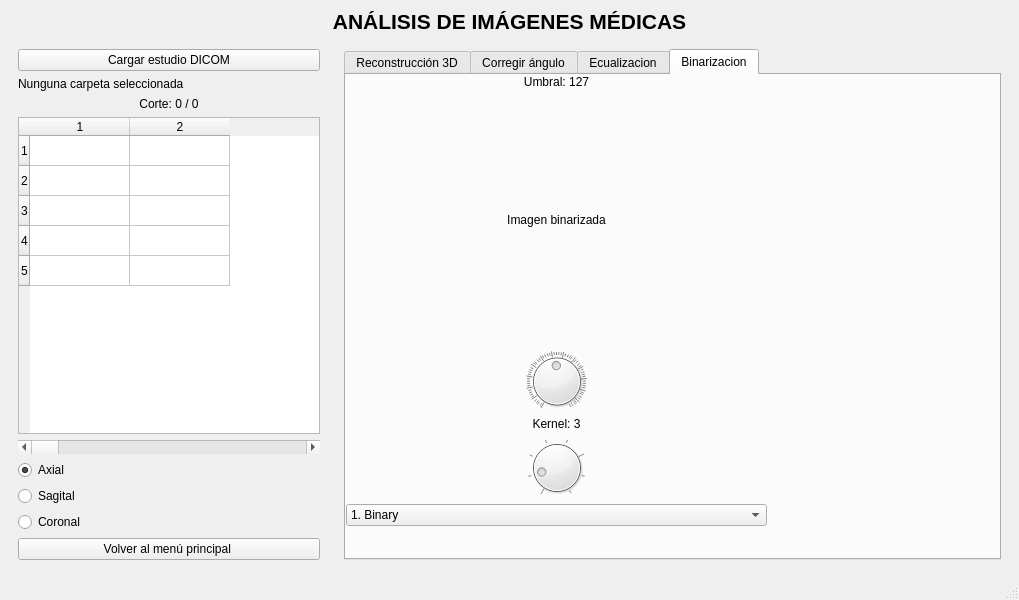
This is vista/ui/ventana_imagenes.ui in santiagoagudelo17-stack/neurolens as Qt 5 draws it before an edit. The edited form follows.
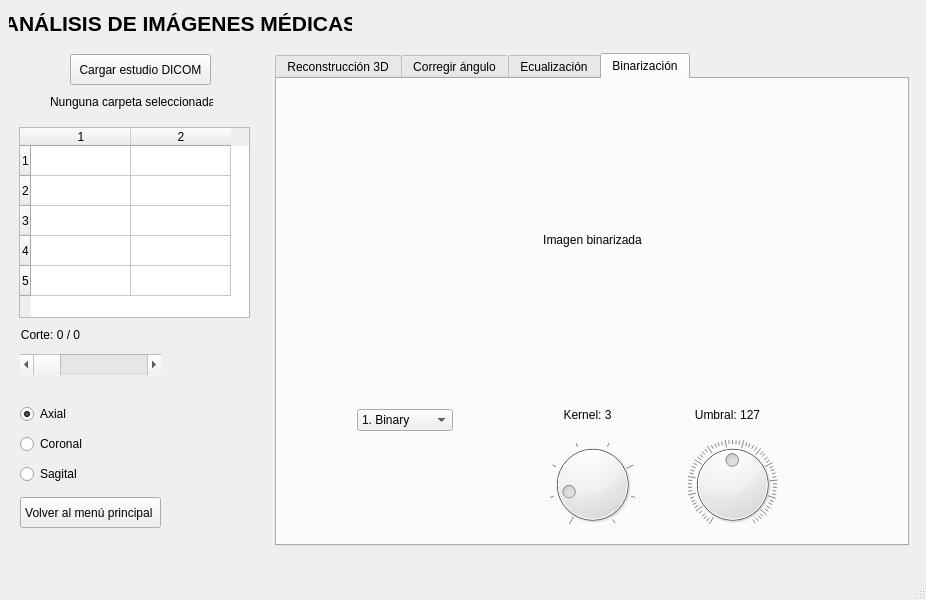
This is the edited form. The open tabs and pages were chosen to show the change.

Commit message: Completar integración inicial de la vista de imágenes DICOM

Patch:
```diff
--- a/vista/ui/ventana_imagenes.ui
+++ b/vista/ui/ventana_imagenes.ui
@@ -6,7 +6,7 @@
    <rect>
     <x>0</x>
     <y>0</y>
-    <width>1019</width>
+    <width>926</width>
     <height>600</height>
    </rect>
   </property>
@@ -14,9 +14,15 @@
    <string>MainWindow</string>
   </property>
   <widget class="QWidget" name="centralWidget">
-   <layout class="QVBoxLayout" name="verticalLayout_5">
-    <item>
      <widget class="QLabel" name="lbl_titulo">
+    <property name="geometry">
+     <rect>
+      <x>9</x>
+      <y>9</y>
+      <width>343</width>
+      <height>28</height>
+     </rect>
+    </property>
       <property name="font">
        <font>
         <pointsize>16</pointsize>
@@ -30,8 +36,15 @@
        <set>Qt::AlignmentFlag::AlignCenter</set>
       </property>
      </widget>
-    </item>
-    <item>
+   <widget class="QWidget" name="">
+    <property name="geometry">
+     <rect>
+      <x>10</x>
+      <y>44</y>
+      <width>908</width>
+      <height>511</height>
+     </rect>
+    </property>
      <layout class="QHBoxLayout" name="horizontalLayout">
       <item>
        <widget class="QWidget" name="panelIzquierdo" native="true">
@@ -47,23 +60,41 @@
           <height>16777215</height>
          </size>
         </property>
-        <layout class="QVBoxLayout" name="verticalLayout">
-         <item>
           <widget class="QPushButton" name="btnCargarCarpeta">
+        <property name="geometry">
+         <rect>
+          <x>60</x>
+          <y>10</y>
+          <width>141</width>
+          <height>31</height>
+         </rect>
+        </property>
            <property name="text">
             <string>Cargar estudio DICOM</string>
            </property>
           </widget>
-         </item>
-         <item>
           <widget class="QLabel" name="labelCarpeta">
+        <property name="geometry">
+         <rect>
+          <x>40</x>
+          <y>50</y>
+          <width>163</width>
+          <height>16</height>
+         </rect>
+        </property>
            <property name="text">
             <string>Nunguna carpeta seleccionada</string>
            </property>
           </widget>
-         </item>
-         <item>
           <widget class="QLabel" name="labelNumeroCorte">
+        <property name="geometry">
+         <rect>
+          <x>10</x>
+          <y>280</y>
+          <width>61</width>
+          <height>21</height>
+         </rect>
+        </property>
            <property name="text">
             <string>Corte: 0 / 0</string>
            </property>
@@ -71,9 +102,15 @@
             <set>Qt::AlignmentFlag::AlignCenter</set>
            </property>
           </widget>
-         </item>
-         <item>
           <widget class="QTableWidget" name="tableInfo">
+        <property name="geometry">
+         <rect>
+          <x>9</x>
+          <y>83</y>
+          <width>231</width>
+          <height>191</height>
+         </rect>
+        </property>
            <property name="editTriggers">
             <set>QAbstractItemView::EditTrigger::NoEditTriggers</set>
            </property>
@@ -91,19 +128,15 @@
            <column/>
            <column/>
           </widget>
-         </item>
-         <item>
-          <widget class="QScrollBar" name="scrollCortes">
-           <property name="maximum">
-            <number>100</number>
-           </property>
-           <property name="orientation">
-            <enum>Qt::Orientation::Horizontal</enum>
-           </property>
-          </widget>
-         </item>
-         <item>
           <widget class="QRadioButton" name="radioTransversal">
+        <property name="geometry">
+         <rect>
+          <x>10</x>
+          <y>360</y>
+          <width>48</width>
+          <height>20</height>
+         </rect>
+        </property>
            <property name="text">
             <string>Axial</string>
            </property>
@@ -111,29 +144,61 @@
             <bool>true</bool>
            </property>
           </widget>
-         </item>
-         <item>
           <widget class="QRadioButton" name="radioSagital">
+        <property name="geometry">
+         <rect>
+          <x>10</x>
+          <y>420</y>
+          <width>58</width>
+          <height>20</height>
+         </rect>
+        </property>
            <property name="text">
             <string>Sagital</string>
            </property>
           </widget>
-         </item>
-         <item>
-          <widget class="QRadioButton" name="radioCoronal">
-           <property name="text">
-            <string>Coronal</string>
-           </property>
-          </widget>
-         </item>
-         <item>
           <widget class="QPushButton" name="btnVoverMenu">
+        <property name="geometry">
+         <rect>
+          <x>10</x>
+          <y>453</y>
+          <width>141</width>
+          <height>31</height>
+         </rect>
+        </property>
            <property name="text">
             <string>Volver al menú principal </string>
            </property>
           </widget>
-         </item>
-        </layout>
+       <widget class="QRadioButton" name="radioCoronal">
+        <property name="geometry">
+         <rect>
+          <x>10</x>
+          <y>390</y>
+          <width>65</width>
+          <height>20</height>
+         </rect>
+        </property>
+        <property name="text">
+         <string>Coronal</string>
+        </property>
+       </widget>
+       <widget class="QScrollBar" name="scrollCortes">
+        <property name="geometry">
+         <rect>
+          <x>10</x>
+          <y>310</y>
+          <width>141</width>
+          <height>21</height>
+         </rect>
+        </property>
+        <property name="maximum">
+         <number>100</number>
+        </property>
+        <property name="orientation">
+         <enum>Qt::Orientation::Horizontal</enum>
+        </property>
+       </widget>
        </widget>
       </item>
       <item>
@@ -251,9 +316,9 @@
            </widget>
            <widget class="QWidget" name="Ecualizacion">
             <attribute name="title">
-             <string>Ecualizacion</string>
-            </attribute>
-            <widget class="QWidget" name="">
+            <string>Ecualización</string>
+           </attribute>
+           <widget class="QWidget" name="layoutWidget">
              <property name="geometry">
               <rect>
                <x>10</x>
@@ -285,30 +350,17 @@
            </widget>
            <widget class="QWidget" name="Binarizacion">
             <attribute name="title">
-             <string>Binarizacion</string>
-            </attribute>
-            <widget class="QWidget" name="">
-             <property name="geometry">
-              <rect>
-               <x>0</x>
-               <y>0</y>
-               <width>421</width>
-               <height>451</height>
-              </rect>
-             </property>
-             <layout class="QVBoxLayout" name="verticalLayout_6">
-              <item>
-               <widget class="QLabel" name="labelUmbral">
-                <property name="text">
-                 <string>Umbral: 127</string>
-                </property>
-                <property name="alignment">
-                 <set>Qt::AlignmentFlag::AlignCenter</set>
-                </property>
-               </widget>
-              </item>
-              <item>
+            <string>Binarización</string>
+           </attribute>
                <widget class="QLabel" name="labelBinaria">
+            <property name="geometry">
+             <rect>
+              <x>80</x>
+              <y>10</y>
+              <width>471</width>
+              <height>301</height>
+             </rect>
+            </property>
                 <property name="minimumSize">
                  <size>
                   <width>400</width>
@@ -325,9 +377,15 @@
                  <set>Qt::AlignmentFlag::AlignCenter</set>
                 </property>
                </widget>
-              </item>
-              <item>
                <widget class="QDial" name="dialUmbral">
+            <property name="geometry">
+             <rect>
+              <x>410</x>
+              <y>360</y>
+              <width>91</width>
+              <height>91</height>
+             </rect>
+            </property>
                 <property name="maximum">
                  <number>255</number>
                 </property>
@@ -338,19 +396,15 @@
                  <bool>true</bool>
                 </property>
                </widget>
-              </item>
-              <item>
-               <widget class="QLabel" name="labelKernel">
-                <property name="text">
-                 <string>Kernel: 3</string>
-                </property>
-                <property name="alignment">
-                 <set>Qt::AlignmentFlag::AlignCenter</set>
-                </property>
-               </widget>
-              </item>
-              <item>
                <widget class="QDial" name="dialKernel">
+            <property name="geometry">
+             <rect>
+              <x>270</x>
+              <y>360</y>
+              <width>91</width>
+              <height>91</height>
+             </rect>
+            </property>
                 <property name="minimum">
                  <number>1</number>
                 </property>
@@ -367,9 +421,47 @@
                  <bool>true</bool>
                 </property>
                </widget>
-              </item>
-              <item>
+           <widget class="QLabel" name="labelUmbral">
+            <property name="geometry">
+             <rect>
+              <x>410</x>
+              <y>320</y>
+              <width>81</width>
+              <height>31</height>
+             </rect>
+            </property>
+            <property name="text">
+             <string>Umbral: 127</string>
+            </property>
+            <property name="alignment">
+             <set>Qt::AlignmentFlag::AlignCenter</set>
+            </property>
+           </widget>
+           <widget class="QLabel" name="labelKernel">
+            <property name="geometry">
+             <rect>
+              <x>280</x>
+              <y>320</y>
+              <width>61</width>
+              <height>31</height>
+             </rect>
+            </property>
+            <property name="text">
+             <string>Kernel: 3</string>
+            </property>
+            <property name="alignment">
+             <set>Qt::AlignmentFlag::AlignCenter</set>
+            </property>
+           </widget>
                <widget class="QComboBox" name="comboBinarizacion">
+            <property name="geometry">
+             <rect>
+              <x>80</x>
+              <y>330</y>
+              <width>96</width>
+              <height>22</height>
+             </rect>
+            </property>
                 <property name="currentText">
                  <string>1. Binary</string>
                 </property>
@@ -404,18 +496,14 @@
                  </property>
                 </item>
                </widget>
-              </item>
-             </layout>
-            </widget>
-           </widget>
-          </widget>
+          </widget>
+         </widget>
          </item>
         </layout>
        </widget>
       </item>
      </layout>
-    </item>
-   </layout>
+   </widget>
   </widget>
   <widget class="QMenuBar" name="menubar">
    <property name="geometry">
```
Left out of the diff: 12 changed lines with no effect on the pictures. Lines whose indentation alone changed are shown as unchanged. The commit also changes 1 other file.
